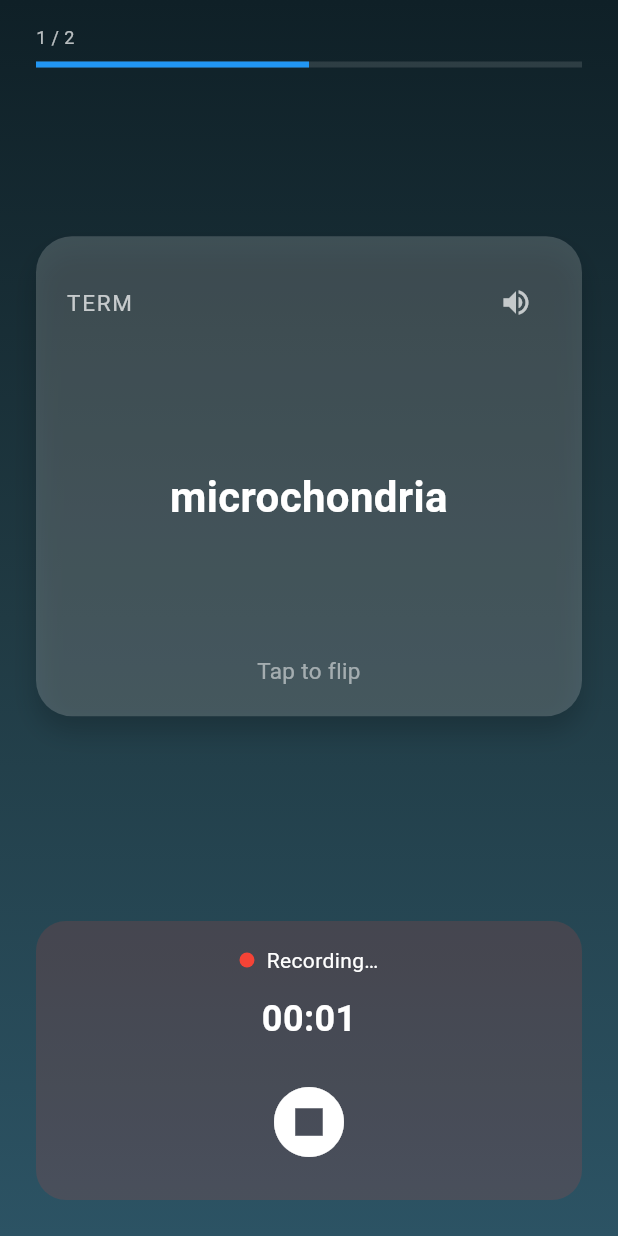
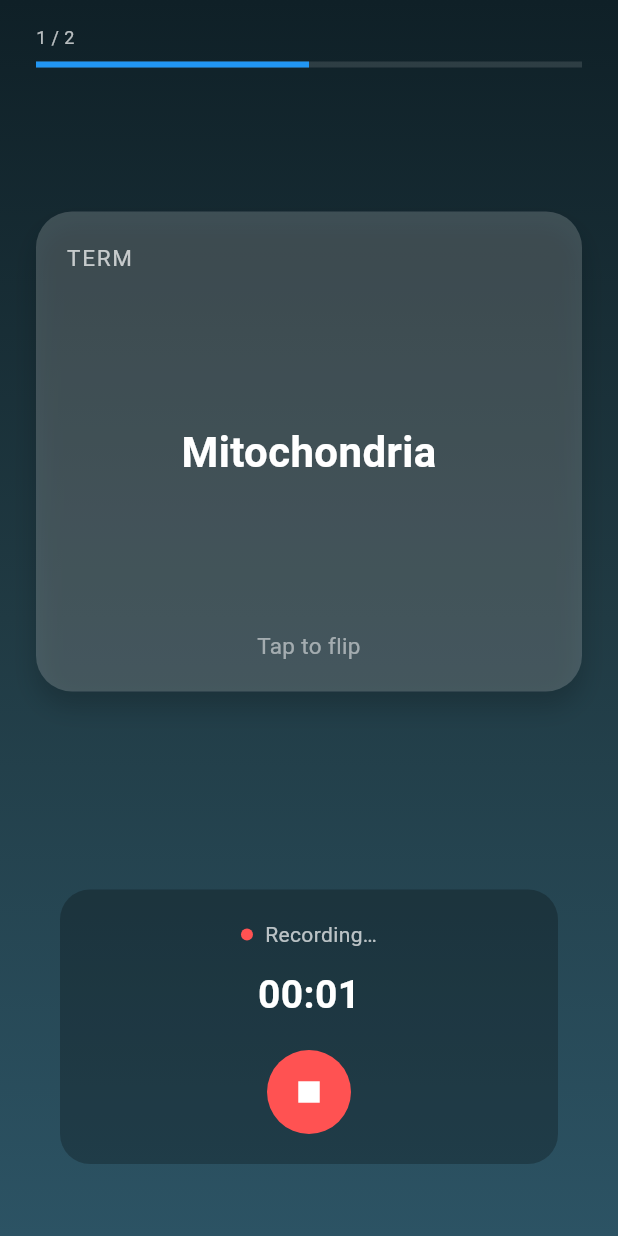
Before and after one commit to GEEK-213/LumenAI, a Flutter app: the FlashCardPage screen opened directly, after a tap on the "mic" icon, on a phone screen of 412 x 824 dp. Run offline on Flutter 3.47's test engine with Material 3 defaults, Android fonts, the phone set to English and light mode, and no system bars; our stand-ins replace font_awesome_flutter, google_fonts, permission_handler, supabase_flutter; missing offline and left inert: flutter_sound; accounts and stored records are empty; network calls fail.

Commit message:
feat: Enhance AudioRecorderUI with reset functionality and improve UI elements; update recorder page to integrate new features

```diff
--- a/LumenAi/app/lib/components/audio_player_ui.dart
+++ b/LumenAi/app/lib/components/audio_player_ui.dart
@@ -4,60 +4,98 @@
   final bool isRecording;
   final String time;
   final VoidCallback onRecordTap;
+  final bool hasAudio;
+  final VoidCallback onReset;
 
   const AudioRecorderUI({
     super.key,
     required this.isRecording,
     required this.time,
     required this.onRecordTap,
+    required this.hasAudio,
+    required this.onReset,
   });
 
   @override
   Widget build(BuildContext context) {
     return Container(
       margin: const EdgeInsets.all(24),
-      padding: const EdgeInsets.all(16),
+      padding: const EdgeInsets.symmetric(vertical: 20, horizontal: 16),
       decoration: BoxDecoration(
         borderRadius: BorderRadius.circular(20),
-        color: Colors.red.withOpacity(0.15),
+        color: Colors.black.withOpacity(0.25),
       ),
       child: Column(
         children: [
+          // Recording status
           Row(
             mainAxisAlignment: MainAxisAlignment.center,
             children: [
               Container(
-                width: 10,
-                height: 10,
+                width: 8,
+                height: 8,
                 decoration: BoxDecoration(
-                  color: isRecording ? Colors.red : Colors.grey,
+                  color: isRecording ? Colors.redAccent : Colors.grey,
                   shape: BoxShape.circle,
                 ),
               ),
               const SizedBox(width: 8),
               Text(
                 isRecording ? "Recording…" : "Not recording",
-                style: const TextStyle(color: Colors.white),
+                style: const TextStyle(color: Colors.white70),
               ),
             ],
           ),
+
           const SizedBox(height: 12),
+
+          // Timer
           Text(
             time,
             style: const TextStyle(
-              fontSize: 24,
+              fontSize: 26,
               color: Colors.white,
               fontWeight: FontWeight.bold,
             ),
           ),
-          const SizedBox(height: 16),
-          IconButton(
-            iconSize: 56,
-            icon: Icon(
-              isRecording ? Icons.stop_circle : Icons.mic,
-              color: Colors.white,
-            ),
-            onPressed: onRecordTap,
+
+          const SizedBox(height: 18),
+
+          // Controls row
+          Row(
+            mainAxisAlignment: MainAxisAlignment.center,
+            children: [
+              // Mic button
+              GestureDetector(
+                onTap: onRecordTap,
+                child: Container(
+                  height: 56,
+                  width: 56,
+                  decoration: BoxDecoration(
+                    color: isRecording
+                        ? Colors.redAccent
+                        : Colors.white.withOpacity(0.15),
+                    shape: BoxShape.circle,
+                  ),
+                  child: Icon(
+                    isRecording ? Icons.stop : Icons.mic,
+                    color: Colors.white,
+                    size: 28,
+                  ),
+                ),
+              ),
+
+              // Reset button (only when audio exists and not recording)
+              if (hasAudio && !isRecording) ...[
+                const SizedBox(width: 16),
+                IconButton(
+                  icon: const Icon(Icons.restart_alt),
+                  color: Colors.redAccent.withOpacity(0.85),
+                  iconSize: 26,
+                  onPressed: onReset,
+                ),
+              ],
+            ],
           ),
         ],
       ),
--- a/LumenAi/app/lib/pages/recorder.dart
+++ b/LumenAi/app/lib/pages/recorder.dart
@@ -36,18 +36,16 @@
   }
   */
 // import 'package:app/components/audio_player.dart';
-import 'package:app/services/audio_player_service.dart';
-import 'package:supabase_flutter/supabase_flutter.dart';
+import 'dart:async';
+import 'package:flutter/material.dart';
+import 'package:flutter/services.dart';
 
-import '../components/audio_player_ui.dart';
-import '../services/audio_service.dart';
-import 'dart:async';
-
-import 'package:app/components/progress.dart';
-import 'package:flutter/material.dart';
-import 'package:flutter/services.dart'; //newly added- for small sound when card swipes
 import '../models/flashcard.dart';
 import '../components/card.dart';
+import '../components/audio_player_ui.dart';
+import '../components/progress.dart';
+import '../services/audio_service.dart';
+import '../services/audio_player_service.dart';
 
 class FlashCardPage extends StatefulWidget {
   const FlashCardPage({super.key});
@@ -72,8 +70,8 @@
   String recordTime = "00:00";
 
   final List<MainCard> cards = [
-    MainCard(term: "microchondria", definition: "powerhouse of cell"),
-    MainCard(term: "nucleus", definition: "controls cell activities"),
+    MainCard(term: "Mitochondria", definition: "Powerhouse of the cell"),
+    MainCard(term: "Nucleus", definition: "Controls cell activities"),
   ];
 
   @override
@@ -92,8 +90,10 @@
   }
 
   void _startTimer() {
+    _timer?.cancel();
     _seconds = 0;
-    _timer?.cancel();
+    recordTime = "00:00";
+
     _timer = Timer.periodic(const Duration(seconds: 1), (_) {
       setState(() {
         _seconds++;
@@ -106,35 +106,43 @@
     _timer?.cancel();
   }
 
+  void _resetRecording(MainCard card) {
+    _timer?.cancel();
+    setState(() {
+      _seconds = 0;
+      recordTime = "00:00";
+      isRecording = false;
+      card.audioPath = null;
+    });
+  }
+
   String _formatTime(int seconds) {
     final m = (seconds ~/ 60).toString().padLeft(2, '0');
     final s = (seconds % 60).toString().padLeft(2, '0');
     return "$m:$s";
   }
 
-  Widget swipeTransition(Widget child, Animation<double> animation) {
+  Widget _swipeTransition(Widget child, Animation<double> animation) {
     final tween = Tween<Offset>(
       begin: Offset(swipeDirection.toDouble(), 0),
       end: Offset.zero,
     ).chain(CurveTween(curve: Curves.easeOut));
 
-    return SlideTransition(
-      position: animation.drive(tween),
-      child: child,
-    );
+    return SlideTransition(position: animation.drive(tween), child: child);
   }
 
-  Widget flipTransition(Widget child, Animation<double> animation) {
-    final flipAnim = Tween<double>(begin: -1, end: 1).animate(animation);
+  Widget _flipTransition(Widget child, Animation<double> animation) {
+    final rotate = Tween<double>(begin: 3.1416, end: 0).animate(animation);
 
     return AnimatedBuilder(
-      animation: flipAnim,
+      animation: rotate,
       child: child,
       builder: (context, child) {
-        final scaleX = flipAnim.value.abs();
         return Transform(
           alignment: Alignment.center,
-          transform: Matrix4.identity()..scale(scaleX, 1.0),
+          transform: Matrix4.identity()
+            ..setEntry(3, 2, 0.001)
+            ..rotateY(rotate.value),
           child: child,
         );
       },
@@ -165,7 +173,6 @@
               ProgressBar(current: currentIndex, total: cards.length),
 
               Expanded(
-                child: Center(
                 child: GestureDetector(
                   behavior: HitTestBehavior.opaque,
 
@@ -177,32 +184,30 @@
                   onHorizontalDragEnd: (details) {
                     if (isRecording || isPlayingAudio) return;
 
-                      final velocity = details.primaryVelocity ?? 0;
-                      if (velocity.abs() < 300) return;
+                    final v = details.primaryVelocity ?? 0;
+                    if (v.abs() < 300) return;
 
-                      if (velocity < 0 && currentIndex < cards.length - 1) {
                     setState(() {
+                      if (v < 0 && currentIndex < cards.length - 1) {
                         swipeDirection = 1;
                         currentIndex++;
                         isFront = true;
-                        });
-                      } else if (velocity > 0 && currentIndex > 0) {
-                        setState(() {
+                      } else if (v > 0 && currentIndex > 0) {
                         swipeDirection = -1;
                         currentIndex--;
                         isFront = true;
+                      }
                     });
-                      }
 
                     HapticFeedback.selectionClick();
                   },
 
                   child: AnimatedSwitcher(
                     duration: const Duration(milliseconds: 280),
-                      transitionBuilder: swipeTransition,
+                    transitionBuilder: _swipeTransition,
                     child: AnimatedSwitcher(
-                        duration: const Duration(milliseconds: 300),
-                        transitionBuilder: flipTransition,
+                      duration: const Duration(milliseconds: 350),
+                      transitionBuilder: _flipTransition,
                       child: Flashcard(
                         key: ValueKey(isFront),
                         text: isFront
@@ -224,25 +229,57 @@
                   ),
                 ),
               ),
-              ),
 
-              AudioRecorderUI(
+              Padding(
+                padding: const EdgeInsets.fromLTRB(16, 12, 16, 24),
+                child: AudioRecorderUI(
                   isRecording: isRecording,
                   time: recordTime,
+                  hasAudio: currentCard.audioPath != null,
                   onRecordTap: () async {
                     if (!_audioService.isRunning) {
-                    final path = await _audioService.start();
+                      await _audioService.start();
                       _startTimer();
                       setState(() {
                         isRecording = true;
+                      });
+                    } else {
+                      final path = await _audioService.stop();
+                      _stopTimer();
+                      setState(() {
+                        isRecording = false;
                         currentCard.audioPath = path;
                       });
-                  } else {
-                    await _audioService.stop();
-                    _stopTimer();
-                    setState(() => isRecording = false);
                     }
                   },
+                  onReset: () {
+                    showDialog(
+                      context: context,
+                      builder: (_) => AlertDialog(
+                        title: const Text("Reset recording?"),
+                        content: const Text(
+                          "This will delete the recorded audio for this card.",
+                        ),
+                        actions: [
+                          TextButton(
+                            onPressed: () => Navigator.pop(context),
+                            child: const Text("Cancel"),
+                          ),
+                          TextButton(
+                            onPressed: () {
+                              _resetRecording(currentCard);
+                              Navigator.pop(context);
+                            },
+                            child: const Text(
+                              "Reset",
+                              style: TextStyle(color: Colors.red),
+                            ),
+                          ),
+                        ],
+                      ),
+                    );
+                  },
+                ),
               ),
             ],
           ),
```
Lines whose indentation alone changed are shown as unchanged.
